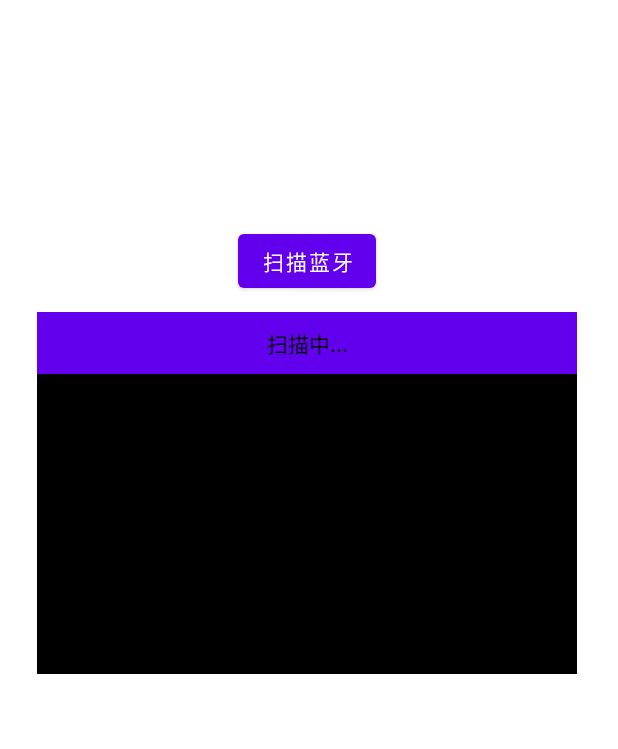
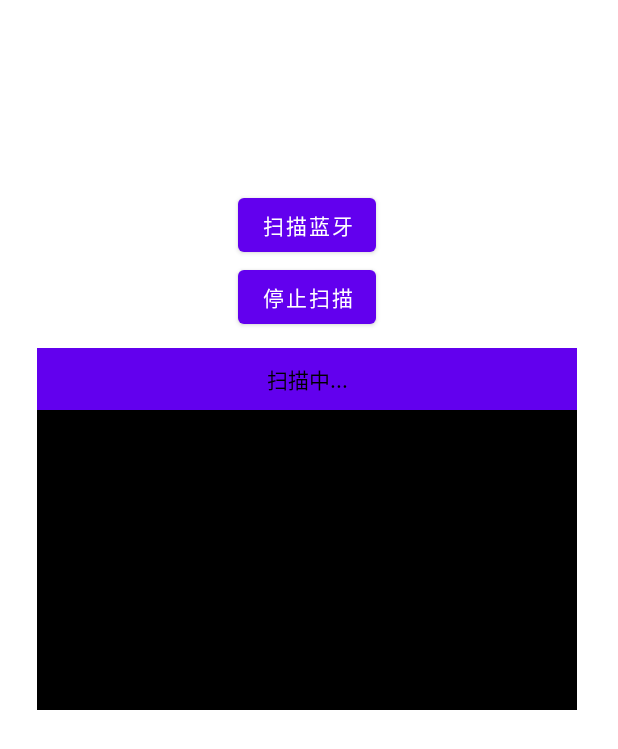
Before and after one commit to dingshaohua-cn/BluetoothUploader, an Android app: the screen it shows after launch (MainActivity), after a tap on "扫描蓝牙", on a phone screen of 412 x 824 dp. Shown: the top 749 px of the screen. Run offline under Robolectric (Android 15) with nearby library versions, the phone set to English and light mode, and no system bars.

Commit message:
feat: 经典蓝牙最后一次提交

```diff
--- a/app/src/main/java/com/example/bluetoothuploader/MainActivity.java
+++ b/app/src/main/java/com/example/bluetoothuploader/MainActivity.java
@@ -40,21 +40,31 @@ public class MainActivity extends AppCompatActivity {
         ActivityCompat.requestPermissions(MainActivity.this, permissions, PermissionsCode_BlueScan);
 
 
+        statusDom = findViewById(R.id.status);
+
+        // 定义和注册广播
+        IntentFilter intentFilter = new IntentFilter(BluetoothDevice.ACTION_FOUND);//注册广播接收信号
+        registerReceiver(bluetoothReceiver, intentFilter);//用BroadcastReceiver 来取得结果
+
+        // 点击开始扫描
         Button btn = findViewById(R.id.button);
         btn.setOnClickListener(new View.OnClickListener() {
             @Override
             public void onClick(View view) {
                 // 开始扫描
                 connectionList.clear();
-                startDiscover();
-
-                // 定义广播和处理广播消息
-                IntentFilter intentFilter = new IntentFilter(BluetoothDevice.ACTION_FOUND);//注册广播接收信号
-                registerReceiver(bluetoothReceiver, intentFilter);//用BroadcastReceiver 来取得结果
+                doDiscover(true);
+            }
+        });
+        // 停止扫描
+        Button btn1 = findViewById(R.id.button1);
+        btn1.setOnClickListener(new View.OnClickListener() {
+            @Override
+            public void onClick(View view) {
+                doDiscover(false);
             }
         });
 
-        statusDom = findViewById(R.id.status);
     }
 
     /**
@@ -87,6 +97,7 @@ public class MainActivity extends AppCompatActivity {
         @Override
         public void onReceive(Context context, Intent intent) {
             String action = intent.getAction();
+            Log.d(TAG, "registerBtConnect action : " + intent.getStringExtra("status"));
             if (BluetoothDevice.ACTION_FOUND.equals(action)) {
                 if (ActivityCompat.checkSelfPermission(context, Manifest.permission.BLUETOOTH_SCAN) == PackageManager.PERMISSION_GRANTED) {
                     BluetoothDevice device = intent.getParcelableExtra(BluetoothDevice.EXTRA_DEVICE);
@@ -101,13 +112,19 @@ public class MainActivity extends AppCompatActivity {
     };
 
 
-    private void startDiscover() {
+
+    private void doDiscover(Boolean status) {
         BluetoothManager bluetoothManager = (BluetoothManager) getSystemService(Context.BLUETOOTH_SERVICE);
-        BluetoothAdapter bluetoothAdapter = bluetoothManager.getAdapter();
+        BluetoothAdapter bluetoothAdapter = bluetoothManager.getAdapter();  // 获得蓝牙适配器对象
         if (ActivityCompat.checkSelfPermission(this, Manifest.permission.BLUETOOTH_SCAN) == PackageManager.PERMISSION_GRANTED) {
             Log.i(TAG, "startDiscover: 经典扫描");
             statusDom.setText("扫描中...");
-            bluetoothAdapter.startDiscovery();
+            if(status){
+                // 如果不调用cancelDiscovery主动停止扫描的话，最多扫描12s
+                bluetoothAdapter.startDiscovery();
+            }else{
+                bluetoothAdapter.cancelDiscovery();
+            }
         }
 
     }
--- a/app/src/main/res/layout/activity_main.xml
+++ b/app/src/main/res/layout/activity_main.xml
@@ -18,6 +18,11 @@
             android:layout_width="wrap_content"
             android:layout_height="wrap_content"
             android:text="扫描蓝牙" />
+        <Button
+            android:id="@+id/button1"
+            android:layout_width="wrap_content"
+            android:layout_height="wrap_content"
+            android:text="停止扫描" />
 
         <TextView
             android:layout_marginTop="10dp"
```
